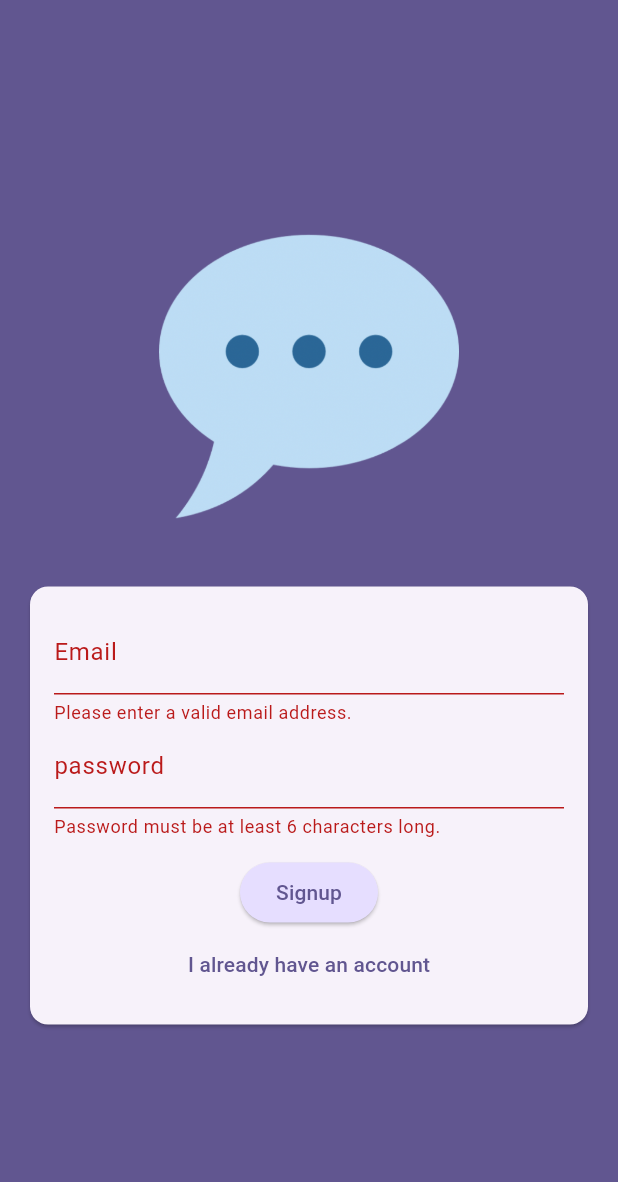
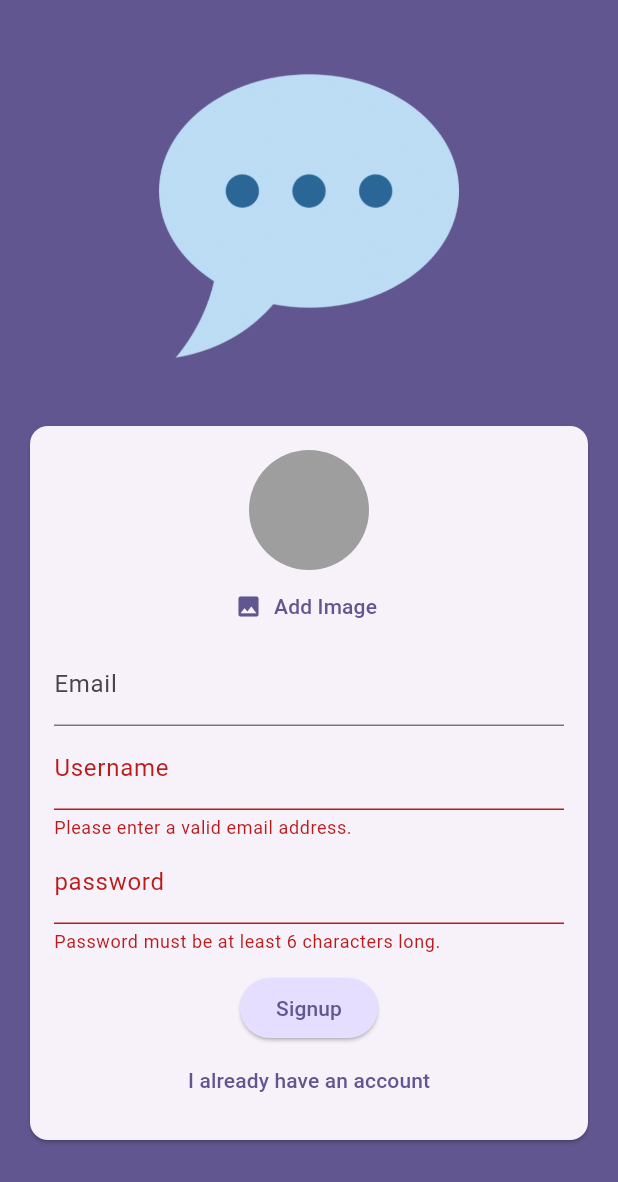
Before and after one commit to DiegoCAntunes/Flutter_study, a Flutter app: the screen it shows after launch, after a tap on "Login", after a tap on "Create new account", on a phone screen of 412 x 824 dp. Shown: the top 1182 px of the screen. Run offline on Flutter 3.47's test engine with Material 3 defaults, Android fonts, the phone set to English and light mode, and no system bars; our stand-ins replace cloud_firestore, firebase_auth, firebase_core, firebase_storage, flutter_riverpod, google_fonts and 4 more; accounts and stored records are empty.

Commit message:
06_Chat Authentication

```diff
--- a/06_Chat/chat_app/lib/main.dart
+++ b/06_Chat/chat_app/lib/main.dart
@@ -1,7 +1,16 @@
 import 'package:chat_app/screens/auth.dart';
+import 'package:chat_app/screens/chat.dart';
+import 'package:chat_app/screens/splash.dart';
+import 'package:firebase_auth/firebase_auth.dart';
 import 'package:flutter/material.dart';
+import 'package:firebase_core/firebase_core.dart';
+import 'firebase_options.dart';
 
-void main() {
+void main() async {
+  WidgetsFlutterBinding.ensureInitialized();
+  await Firebase.initializeApp(
+    options: DefaultFirebaseOptions.currentPlatform,
+  );
   runApp(const App());
 }
 
@@ -16,7 +25,20 @@ class App extends StatelessWidget {
         colorScheme: ColorScheme.fromSeed(
             seedColor: const Color.fromARGB(255, 63, 17, 177)),
       ),
-      home: const AuthScreen(),
+      home: StreamBuilder(
+        stream: FirebaseAuth.instance.authStateChanges(),
+        builder: (ctx, snapshot) {
+          if (snapshot.connectionState == ConnectionState.waiting) {
+            return const SplashScreen();
+          }
+
+          if (snapshot.hasData) {
+            return const ChatScreen();
+          }
+
+          return const AuthScreen();
+        },
+      ),
     );
   }
 }
--- a/06_Chat/chat_app/lib/screens/auth.dart
+++ b/06_Chat/chat_app/lib/screens/auth.dart
@@ -1,4 +1,12 @@
+import 'dart:io';
+
+import 'package:chat_app/widgets/user_image_picker.dart';
+import 'package:cloud_firestore/cloud_firestore.dart';
+import 'package:firebase_auth/firebase_auth.dart';
+import 'package:firebase_storage/firebase_storage.dart';
 import 'package:flutter/material.dart';
+
+final _firebase = FirebaseAuth.instance;
 
 class AuthScreen extends StatefulWidget {
   const AuthScreen({super.key});
@@ -12,13 +20,61 @@ class _AuthScreenState extends State<AuthScreen> {
 
   var _isLogin = true;
   var _enteredEmail = '';
+  var _enteredUsername = '';
   var _enteredPassword = '';
+  File? _selectedImage;
+  var _isAuthenticating = false;
 
-  void _submit() {
+  void _submit() async {
     final isValid = _form.currentState!.validate();
 
-    if (isValid) {
+    if (!isValid || (_isLogin && _selectedImage == null)) {
+      return;
+    }
+
     _form.currentState!.save();
+
+    try {
+      setState(() {
+        _isAuthenticating = true;
+      });
+      if (_isLogin) {
+        final userCredentials = await _firebase.signInWithEmailAndPassword(
+            email: _enteredEmail, password: _enteredPassword);
+      } else {
+        final userCredentials = await _firebase.createUserWithEmailAndPassword(
+            email: _enteredEmail, password: _enteredPassword);
+
+        final storageRef = FirebaseStorage.instance
+            .ref()
+            .child('user_images')
+            .child('${userCredentials.user!.uid}.jpg');
+
+        await storageRef.putFile(_selectedImage!);
+        final imageUrl = await storageRef.getDownloadURL();
+
+        await FirebaseFirestore.instance
+            .collection('users')
+            .doc(userCredentials.user!.uid)
+            .set({
+          'username': _enteredUsername,
+          'email': _enteredEmail,
+          'image_url': imageUrl,
+        });
+      }
+    } on FirebaseAuthException catch (error) {
+      if (error.code == 'email-already-in-use') {
+        //...
+      }
+      ScaffoldMessenger.of(context).clearSnackBars();
+      ScaffoldMessenger.of(context).showSnackBar(
+        SnackBar(
+          content: Text(error.message ?? 'Authentication failed'),
+        ),
+      );
+      setState(() {
+        _isAuthenticating = false;
+      });
     }
   }
 
@@ -33,7 +89,6 @@ class _AuthScreenState extends State<AuthScreen> {
             children: [
               Container(
                 margin: const EdgeInsets.only(
-                  top: 30,
                   bottom: 20,
                   left: 20,
                   right: 20,
@@ -51,6 +106,12 @@ class _AuthScreenState extends State<AuthScreen> {
                       child: Column(
                         mainAxisSize: MainAxisSize.min,
                         children: [
+                          if (!_isLogin)
+                            UserImagePicker(
+                              onPickImage: (pickedImage) {
+                                _selectedImage = pickedImage;
+                              },
+                            ),
                           TextFormField(
                             decoration:
                                 const InputDecoration(labelText: 'Email'),
@@ -67,6 +128,22 @@ class _AuthScreenState extends State<AuthScreen> {
                               _enteredEmail = value!;
                             },
                           ),
+                          if (!_isLogin)
+                            TextFormField(
+                                decoration: const InputDecoration(
+                                    labelText: 'Username'),
+                                enableSuggestions: false,
+                                validator: (value) {
+                                  if (value == null ||
+                                      value.isEmpty ||
+                                      value.length < 4) {
+                                    return 'Please enter at least 4 characters.';
+                                  }
+                                  return null;
+                                },
+                                onSaved: (value) {
+                                  _enteredUsername = value!;
+                                }),
                           TextFormField(
                             decoration:
                                 const InputDecoration(labelText: 'password'),
@@ -81,9 +158,10 @@ class _AuthScreenState extends State<AuthScreen> {
                               _enteredPassword = value!;
                             },
                           ),
-                          const SizedBox(
-                            height: 12,
-                          ),
+                          const SizedBox(height: 12),
+                          if (_isAuthenticating)
+                            const CircularProgressIndicator(),
+                          if (!_isAuthenticating)
                             ElevatedButton(
                               onPressed: _submit,
                               style: ElevatedButton.styleFrom(
@@ -93,6 +171,7 @@ class _AuthScreenState extends State<AuthScreen> {
                               ),
                               child: Text(_isLogin ? 'Login' : 'Signup'),
                             ),
+                          if (!_isAuthenticating)
                             TextButton(
                               onPressed: () {
                                 setState(() {
--- /dev/null
+++ b/06_Chat/chat_app/lib/screens/splash.dart
@@ -0,0 +1,17 @@
+import 'package:flutter/material.dart';
+
+class SplashScreen extends StatelessWidget {
+  const SplashScreen({super.key});
+
+  @override
+  Widget build(BuildContext context) {
+    return Scaffold(
+      appBar: AppBar(
+        title: const Text('Chat'),
+      ),
+      body: const Center(
+        child: Text('Loading'),
+      ),
+    );
+  }
+}
--- /dev/null
+++ b/06_Chat/chat_app/lib/widgets/user_image_picker.dart
@@ -0,0 +1,54 @@
+import 'dart:io';
+
+import 'package:flutter/material.dart';
+import 'package:image_picker/image_picker.dart';
+
+class UserImagePicker extends StatefulWidget {
+  const UserImagePicker({super.key, required this.onPickImage});
+
+  final void Function(File pickedImage) onPickImage;
+
+  @override
+  State<UserImagePicker> createState() => _UserImagePickerState();
+}
+
+class _UserImagePickerState extends State<UserImagePicker> {
+  File? _pickedImageFile;
+
+  void _pickImage() async {
+    final pickedImage = await ImagePicker()
+        .pickImage(source: ImageSource.camera, imageQuality: 50, maxWidth: 150);
+
+    if (pickedImage == null) {
+      return;
+    }
+
+    setState(() {
+      _pickedImageFile = File(pickedImage.path);
+    });
+
+    widget.onPickImage(_pickedImageFile!);
+  }
+
+  @override
+  Widget build(BuildContext context) {
+    return Column(
+      children: [
+        CircleAvatar(
+          radius: 40,
+          backgroundColor: Colors.grey,
+          foregroundImage:
+              _pickedImageFile != null ? FileImage(_pickedImageFile!) : null,
+        ),
+        TextButton.icon(
+          onPressed: _pickImage,
+          icon: const Icon(Icons.image),
+          label: Text(
+            'Add Image',
+            style: TextStyle(color: Theme.of(context).colorScheme.primary),
+          ),
+        ),
+      ],
+    );
+  }
+}
--- a/06_Chat/chat_app/pubspec.yaml
+++ b/06_Chat/chat_app/pubspec.yaml
@@ -35,6 +35,11 @@ dependencies:
   # The following adds the Cupertino Icons font to your application.
   # Use with the CupertinoIcons class for iOS style icons.
   cupertino_icons: ^1.0.6
+  firebase_core: ^2.27.1
+  firebase_auth: ^4.17.9
+  firebase_storage: ^11.6.10
+  image_picker: ^1.0.7
+  cloud_firestore: ^4.15.9
 
 dev_dependencies:
   flutter_test:
```
Also changed, not shown: 06_Chat/chat_app/lib/screens/chat.dart (added, +29 -0 lines), 06_Chat/chat_app/lib/firebase_options.dart (added), 06_Chat/chat_app/pubspec.lock, 26 other files. Lines whose indentation alone changed are shown as unchanged.
